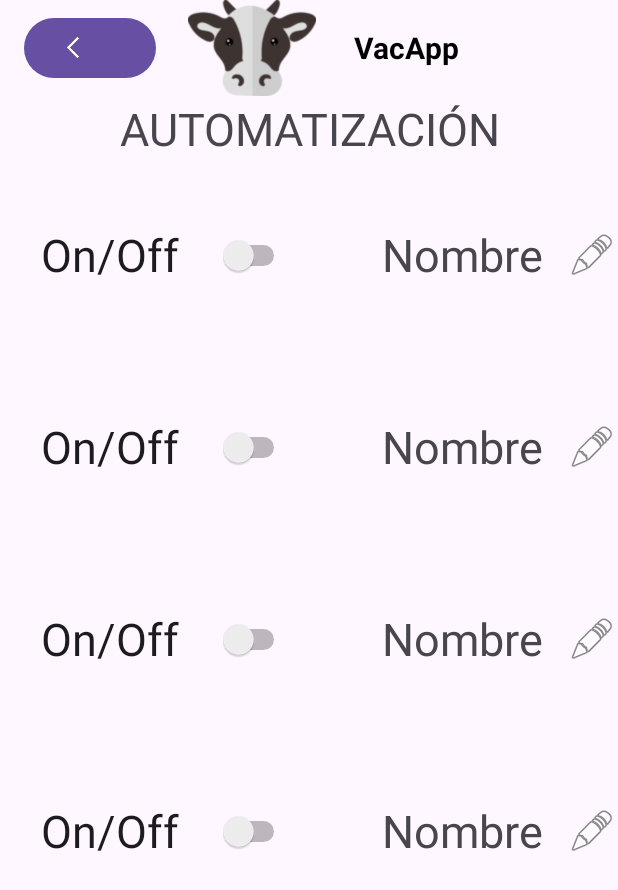
After one commit to pablorejo/LPRO, an Android app: the Automatizacion screen opened directly, with no data from a screen before it, on a phone screen of 412 x 824 dp. The commit adds this screen. Shown: the top 890 px of the screen. Run offline under Robolectric (Android 15) with nearby library versions, the phone set to English and light mode, and no system bars; network calls fail.

Commit message:
Continuando con cowlist

```diff
--- a/app/src/main/AndroidManifest.xml
+++ b/app/src/main/AndroidManifest.xml
@@ -14,6 +14,12 @@
         android:supportsRtl="true"
         android:theme="@style/Theme.PruebaSQL"
         tools:targetApi="31">
+        <activity
+            android:name=".Automatizar_item"
+            android:exported="false" />
+        <activity
+            android:name=".Automatizacion"
+            android:exported="false" />
         <activity
             android:name=".CowList"
             android:exported="false" />
--- /dev/null
+++ b/app/src/main/java/com/example/pruebasql/Automatizacion.java
@@ -0,0 +1,14 @@
+package com.example.pruebasql;
+
+import androidx.appcompat.app.AppCompatActivity;
+
+import android.os.Bundle;
+
+public class Automatizacion extends AppCompatActivity {
+
+    @Override
+    protected void onCreate(Bundle savedInstanceState) {
+        super.onCreate(savedInstanceState);
+        setContentView(R.layout.activity_automatizacion);
+    }
+}
--- a/app/src/main/java/com/example/pruebasql/MainActivity.java
+++ b/app/src/main/java/com/example/pruebasql/MainActivity.java
@@ -21,7 +21,7 @@ import java.util.HashMap;
 import java.util.Map;
 
 public class MainActivity extends AppCompatActivity {
-
+    String url = "vacayisus.ddns.net:9001";
     EditText edtUsuario, edtPassword;
     Button btnLogin, btnActivitySingUp;
 
@@ -40,9 +40,7 @@ public class MainActivity extends AppCompatActivity {
         btnLogin.setOnClickListener(new View.OnClickListener() {
             @Override
             public void onClick(View view) {
-                Intent intent = new Intent(getApplicationContext(), PrincipalActivity.class);
-                startActivity(intent);
-                //validarUsuario("https://pablopio.ddns.net:9443/api/validar_usuario.php");
+                validarUsuario("https://"+url+"/api/validar_usuario.php");
             }
         });
 
--- a/app/src/main/java/com/example/pruebasql/SingUpActivity.java
+++ b/app/src/main/java/com/example/pruebasql/SingUpActivity.java
@@ -22,6 +22,7 @@ import java.util.Map;
 
 public class SingUpActivity extends AppCompatActivity {
 
+    String url = "vacayisus.ddns.net:9001";
     EditText edtUsuario, edtPassword,edtNombre,edtApellidos;
     Button btnLogin,btnActivityLogIn;
 
@@ -41,7 +42,7 @@ public class SingUpActivity extends AppCompatActivity {
         btnLogin.setOnClickListener(new View.OnClickListener() {
             @Override
             public void onClick(View view) {
-                crearUsuario("https://pablopio.ddns.net:9443/api/crear_usuario.php");
+                crearUsuario("https://"+url+"/api/crear_usuario.php");
             }
         });
 
--- /dev/null
+++ b/app/src/main/res/layout/activity_automatizacion.xml
@@ -0,0 +1,48 @@
+<?xml version="1.0" encoding="utf-8"?>
+<androidx.constraintlayout.widget.ConstraintLayout xmlns:android="http://schemas.android.com/apk/res/android"
+    xmlns:app="http://schemas.android.com/apk/res-auto"
+    xmlns:tools="http://schemas.android.com/tools"
+    android:layout_width="match_parent"
+    android:layout_height="match_parent"
+    tools:context=".Automatizacion">
+
+    <include
+        layout="@layout/custom_tool_bar"
+        app:layout_constraintTop_toTopOf="parent" />
+
+    <LinearLayout
+        android:layout_width="409dp"
+        android:layout_height="665dp"
+        android:layout_marginStart="1dp"
+        android:layout_marginLeft="1dp"
+        android:layout_marginTop="65dp"
+        android:orientation="vertical"
+        app:layout_constraintStart_toStartOf="parent"
+        app:layout_constraintTop_toTopOf="parent">
+
+        <TextView
+            android:id="@+id/textView3"
+            android:layout_width="match_parent"
+            android:layout_height="wrap_content"
+            android:gravity="center"
+            android:text="Automatización"
+            android:textAllCaps="true"
+            android:textSize="30dp" />
+
+        <include
+            layout="@layout/automatizacion_item"
+            app:layout_constraintTop_toTopOf="parent" />
+
+        <include
+            layout="@layout/automatizacion_item"
+            app:layout_constraintTop_toTopOf="parent" />
+
+        <include
+            layout="@layout/automatizacion_item"
+            app:layout_constraintTop_toTopOf="parent" />
+
+        <include
+            layout="@layout/automatizacion_item"
+            app:layout_constraintTop_toTopOf="parent" />
+    </LinearLayout>
+</androidx.constraintlayout.widget.ConstraintLayout>
--- /dev/null
+++ b/app/src/main/res/layout/automatizacion_item.xml
@@ -0,0 +1,42 @@
+<?xml version="1.0" encoding="utf-8"?>
+<androidx.constraintlayout.widget.ConstraintLayout xmlns:android="http://schemas.android.com/apk/res/android"
+    xmlns:app="http://schemas.android.com/apk/res-auto"
+    xmlns:tools="http://schemas.android.com/tools"
+    android:layout_width="match_parent"
+    android:layout_height="wrap_content">
+
+    <LinearLayout
+        android:layout_width="match_parent"
+        android:layout_height="match_parent"
+        android:gravity="center_horizontal"
+        android:orientation="horizontal">
+
+        <Switch
+            android:id="@+id/switch1"
+            android:layout_width="192dp"
+            android:layout_height="128dp"
+            android:gravity="center|center_vertical"
+            android:text="On/Off"
+            android:textSize="30dp"
+            app:layout_constraintBottom_toBottomOf="parent"
+            app:layout_constraintEnd_toEndOf="parent"
+            app:layout_constraintStart_toStartOf="parent"
+            app:layout_constraintTop_toTopOf="parent" />
+
+        <View
+            android:layout_width="0dp"
+            android:layout_height="0dp"
+            android:layout_weight="1" />
+
+        <TextView
+            android:id="@+id/idCowGPS"
+            android:layout_width="wrap_content"
+            android:layout_height="128dp"
+            android:drawableRight="@android:drawable/ic_menu_edit"
+            android:drawablePadding="10dp"
+            android:gravity="center_vertical|end"
+            android:text="Nombre "
+            android:textSize="30dp" />
+    </LinearLayout>
+
+</androidx.constraintlayout.widget.ConstraintLayout>
```
Also changed, not shown: app/src/main/java/com/example/pruebasql/Automatizar_item.java (added, +14 -0 lines), app/src/main/java/com/example/pruebasql/PrincipalActivity.java (+38 -6 lines), app/src/main/res/layout/activity_automatizar_item.xml (added, +23 -0 lines).
